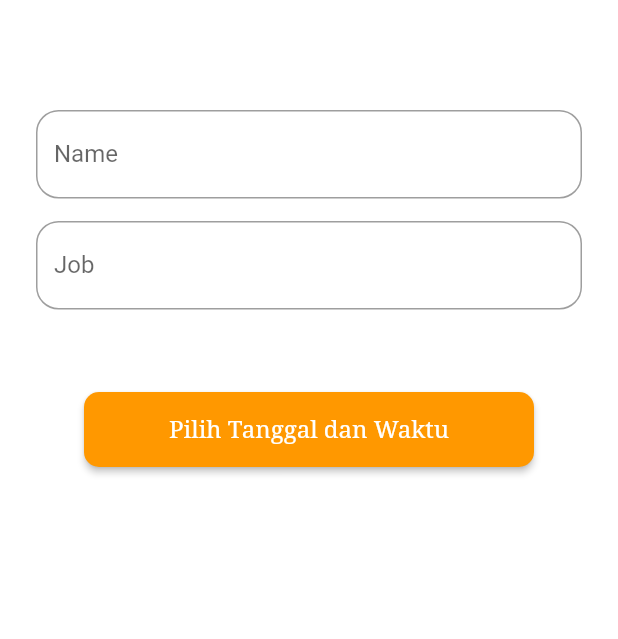
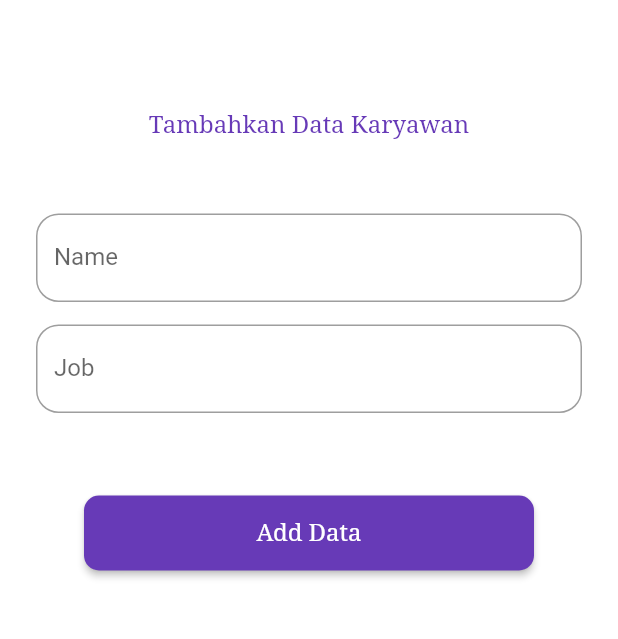
Before and after one commit to YoriDigitalent/contact_app, a Flutter app: the AddContactPage screen opened directly, on a phone screen of 412 x 824 dp, the part 85-724 px from its top. Run offline on Flutter 3.47's test engine with Material 2 defaults, Android fonts, the phone set to English and light mode, and no system bars; our stand-ins replace email_validator, flushbar, flutter_spinkit, google_fonts, shared_preferences; accounts and stored records are empty.

```diff
--- a/lib/main.dart
+++ b/lib/main.dart
@@ -10,7 +10,7 @@ class MyApp extends StatelessWidget {
   Widget build(BuildContext context) {
     return MaterialApp(
       debugShowCheckedModeBanner: false,
-      home: SplashPage(),
+      home: LoginPage(),
     );
   }
 }
--- a/lib/pages/add_contact_page.dart
+++ b/lib/pages/add_contact_page.dart
@@ -49,10 +49,18 @@ class _AddContactPageState extends State<AddContactPage> {
                 SizedBox(
                   height: 20,
                 ),
+                Center(
+                  child: Text(
+                    "Tambahkan Data Karyawan",
+                    style: purpleTextFont.copyWith(fontSize: 16),
+                    textAlign: TextAlign.center,
+                  ),
+                ),
+                SizedBox(
+                  height: 50,
+                ),
                 TextField(
                     controller: nameController,
-                    keyboardType:
-                        TextInputType.numberWithOptions(decimal: false),
                     decoration: InputDecoration(
                       border: OutlineInputBorder(
                         borderRadius: BorderRadius.circular(15),
@@ -84,10 +92,10 @@ class _AddContactPageState extends State<AddContactPage> {
                       shape: RoundedRectangleBorder(
                           borderRadius: BorderRadius.circular(10)),
                       child: Text(
-                        "Pilih Tanggal dan Waktu",
+                        "Add Data",
                         style: whiteTextFont.copyWith(fontSize: 16),
                       ),
-                      color: Colors.orange,
+                      color: mainColor,
                       onPressed: () {
                         if (!(nameController.text.trim() != "" &&
                             jobController.text.trim() != "")) {
@@ -102,6 +110,9 @@ class _AddContactPageState extends State<AddContactPage> {
                             MaterialPageRoute(
                                 builder: (context) => BerandaPage()),
                           );
+
+                          AddDataServices.addDataContact(
+                              nameController.text, jobController.text);
                         }
                       }),
                 ),
--- a/lib/pages/profil_drawer.dart
+++ b/lib/pages/profil_drawer.dart
@@ -37,12 +37,12 @@ class _DrawerWidgetState extends State<DrawerWidget> {
               icon: Icons.logout,
               text: 'Sign Out',
               onTap: () {
+                sharedPreferences.containsKey("token");
                 sharedPreferences.clear();
-                // ignore: deprecated_member_use
-                sharedPreferences.commit();
+
                 Navigator.of(context).pushAndRemoveUntil(
                     MaterialPageRoute(
-                        builder: (BuildContext context) => SplashPage()),
+                        builder: (BuildContext context) => LoginPage()),
                     (Route<dynamic> route) => false);
               }),
           Divider(height: 25, thickness: 1),
--- a/lib/pages/register_page.dart
+++ b/lib/pages/register_page.dart
@@ -150,7 +150,7 @@ class _RegisterPageState extends State<RegisterPage> {
         });
         sharedPreferences.setString("token", jsonResponse['token']);
         Navigator.of(context).push(
-            MaterialPageRoute(builder: (BuildContext context) => SplashPage()));
+            MaterialPageRoute(builder: (BuildContext context) => LoginPage()));
       }
     } else {
       setState(() {
```
Also changed, not shown: lib/pages/beranda_page.dart (+24 -16 lines), lib/pages/detail_page.dart (+43 -15 lines), lib/pages/login_page.dart (+8 -8 lines), 2 other files.
